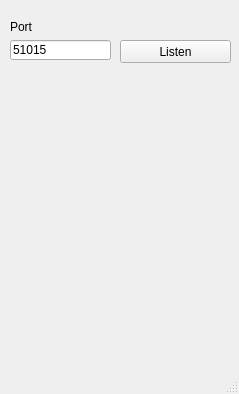
Qt form CStation/mainwindow.ui (Pvg08/ESP_CStation) before a commit.
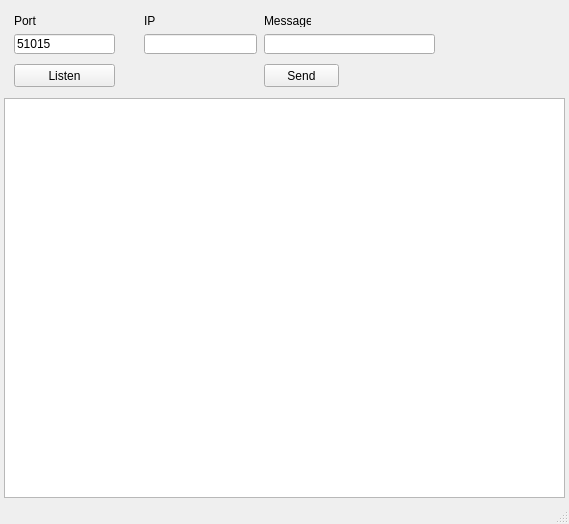
The same form after that commit.

```diff
--- a/CStation/mainwindow.ui
+++ b/CStation/mainwindow.ui
@@ -6,53 +6,142 @@
    <rect>
     <x>0</x>
     <y>0</y>
-    <width>239</width>
-    <height>394</height>
+    <width>569</width>
+    <height>524</height>
    </rect>
   </property>
   <property name="windowTitle">
    <string>MainWindow</string>
   </property>
   <widget class="QWidget" name="centralWidget">
-   <widget class="QLineEdit" name="lineEdit_port">
-    <property name="geometry">
-     <rect>
-      <x>10</x>
-      <y>40</y>
-      <width>101</width>
-      <height>20</height>
-     </rect>
+   <layout class="QVBoxLayout" name="verticalLayout">
+    <property name="spacing">
+     <number>4</number>
     </property>
-    <property name="text">
-     <string>51015</string>
+    <property name="leftMargin">
+     <number>4</number>
     </property>
-   </widget>
-   <widget class="QLabel" name="label_2">
-    <property name="geometry">
-     <rect>
-      <x>10</x>
-      <y>20</y>
-      <width>47</width>
-      <height>13</height>
-     </rect>
+    <property name="topMargin">
+     <number>4</number>
     </property>
-    <property name="text">
-     <string>Port</string>
+    <property name="rightMargin">
+     <number>4</number>
     </property>
-   </widget>
-   <widget class="QPushButton" name="pushButton_listen">
-    <property name="geometry">
-     <rect>
-      <x>120</x>
-      <y>40</y>
-      <width>111</width>
-      <height>23</height>
-     </rect>
+    <property name="bottomMargin">
+     <number>4</number>
     </property>
-    <property name="text">
-     <string>Listen</string>
-    </property>
-   </widget>
+    <item>
+     <widget class="QWidget" name="widget" native="true">
+      <property name="minimumSize">
+       <size>
+        <width>0</width>
+        <height>90</height>
+       </size>
+      </property>
+      <widget class="QPushButton" name="pushButton_listen">
+       <property name="geometry">
+        <rect>
+         <x>10</x>
+         <y>60</y>
+         <width>101</width>
+         <height>23</height>
+        </rect>
+       </property>
+       <property name="text">
+        <string>Listen</string>
+       </property>
+      </widget>
+      <widget class="QLabel" name="label_2">
+       <property name="geometry">
+        <rect>
+         <x>10</x>
+         <y>10</y>
+         <width>47</width>
+         <height>13</height>
+        </rect>
+       </property>
+       <property name="text">
+        <string>Port</string>
+       </property>
+      </widget>
+      <widget class="QLineEdit" name="lineEdit_port">
+       <property name="geometry">
+        <rect>
+         <x>10</x>
+         <y>30</y>
+         <width>101</width>
+         <height>20</height>
+        </rect>
+       </property>
+       <property name="text">
+        <string>51015</string>
+       </property>
+      </widget>
+      <widget class="QLineEdit" name="lineEdit_ip">
+       <property name="geometry">
+        <rect>
+         <x>140</x>
+         <y>30</y>
+         <width>113</width>
+         <height>20</height>
+        </rect>
+       </property>
+      </widget>
+      <widget class="QLabel" name="label_3">
+       <property name="geometry">
+        <rect>
+         <x>140</x>
+         <y>10</y>
+         <width>47</width>
+         <height>13</height>
+        </rect>
+       </property>
+       <property name="text">
+        <string>IP</string>
+       </property>
+      </widget>
+      <widget class="QPushButton" name="pushButton_send">
+       <property name="geometry">
+        <rect>
+         <x>260</x>
+         <y>60</y>
+         <width>75</width>
+         <height>23</height>
+        </rect>
+       </property>
+       <property name="text">
+        <string>Send</string>
+       </property>
+      </widget>
+      <widget class="QLineEdit" name="lineEdit_message">
+       <property name="geometry">
+        <rect>
+         <x>260</x>
+         <y>30</y>
+         <width>171</width>
+         <height>20</height>
+        </rect>
+       </property>
+      </widget>
+      <widget class="QLabel" name="label_4">
+       <property name="geometry">
+        <rect>
+         <x>260</x>
+         <y>10</y>
+         <width>47</width>
+         <height>13</height>
+        </rect>
+       </property>
+       <property name="text">
+        <string>Message</string>
+       </property>
+      </widget>
+     </widget>
+    </item>
+    <item>
+     <widget class="QTextEdit" name="textEdit_log"/>
+    </item>
+   </layout>
   </widget>
   <widget class="QStatusBar" name="statusBar"/>
  </widget>
```
